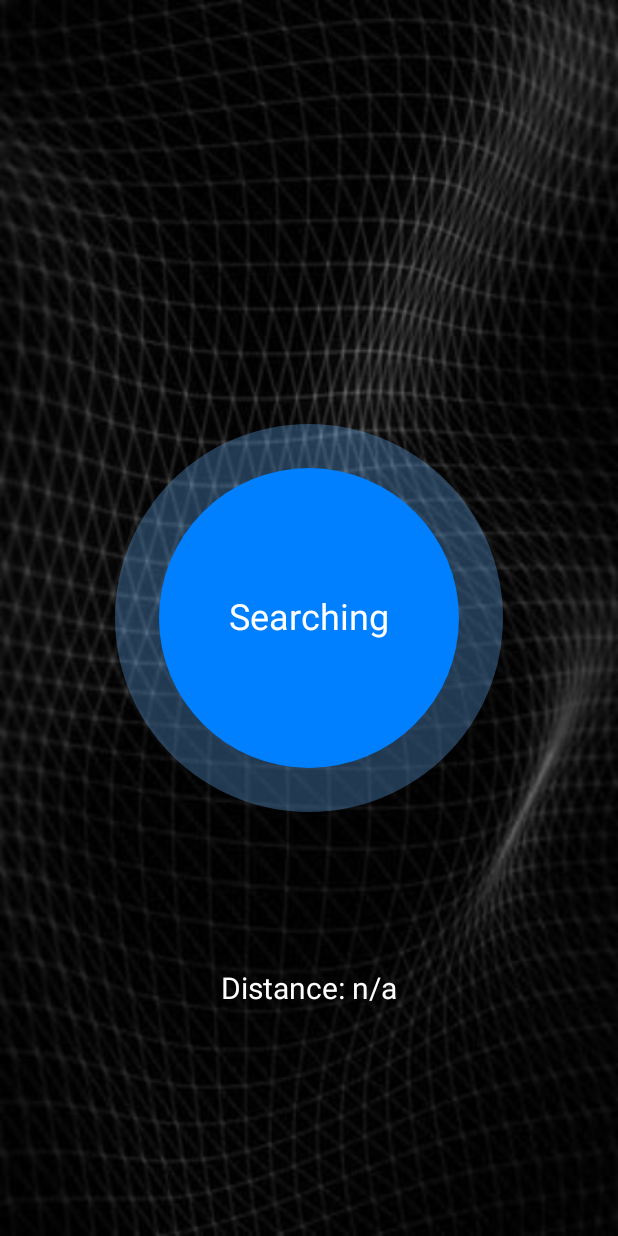
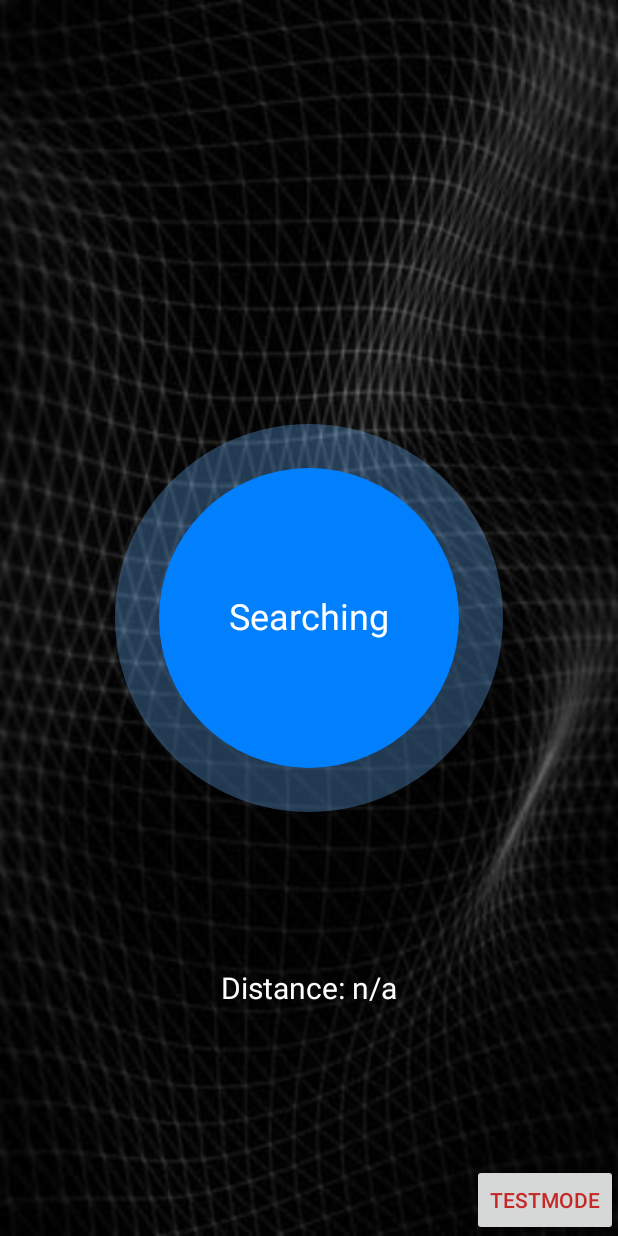
Before and after one commit to copperstick6/SexySinglesOnYourWifi, an Android app: the MatchActivity screen opened directly, with no data from a screen before it, on a phone screen of 412 x 824 dp. Run offline under Robolectric (Android 15) with nearby library versions, the phone set to English and light mode, and no system bars.

```diff
--- a/android/app/src/main/java/com/example/ty/sexywifi/MatchActivity.java
+++ b/android/app/src/main/java/com/example/ty/sexywifi/MatchActivity.java
@@ -66,6 +66,13 @@ public class MatchActivity extends AppCompatActivity {
         WifiInfo info = wifiManager.getConnectionInfo ();
         ssid  = info.getSSID();
 
+        Button testBtn = findViewById(R.id.testBtn);
+        testBtn.setOnClickListener(new View.OnClickListener() {
+            @Override
+            public void onClick(View view) {
+                useFakeDistance = !useFakeDistance;
+            }
+        });
         locationManager = (LocationManager) this.getSystemService(Context.LOCATION_SERVICE);
 
         // Define a listener that responds to location updates
@@ -168,7 +175,10 @@ public class MatchActivity extends AppCompatActivity {
     double mLongitude = 0.0;
     double matchLatitude = 0.0;
     double matchLongitude = 0.0;
-    double fakeDistance = 100;
+    double fakeDistance = 50.0;
+
+    boolean useFakeDistance = true;
+
     public void setPosition(String latitude, String longitude) {
         if (latitude != null && longitude != null) {
             matchLatitude = Double.parseDouble(latitude);
@@ -180,11 +190,13 @@ public class MatchActivity extends AppCompatActivity {
             System.out.println("latitude distance shit");
             System.out.println(mLatitude + " " + mLongitude);
             System.out.println(matchLatitude + " " + matchLongitude);
-            Toast.makeText(getApplicationContext(), "mLat: " + mLatitude + " mLong: " + mLongitude + " matchLatitude: " + matchLatitude + " matchLongitude: " + matchLongitude, Toast.LENGTH_LONG).show();
+//            Toast.makeText(getApplicationContext(), "mLat: " + mLatitude + " mLong: " + mLongitude + " matchLatitude: " + matchLatitude + " matchLongitude: " + matchLongitude, Toast.LENGTH_LONG).show();
             double distance = results[0];
             System.out.println("distance: " + distance);
-//            fakeDistance -= 10.0;
-//            distance = fakeDistance;
+            if (useFakeDistance) {
+                fakeDistance -= 10.0;
+                distance = Math.max(fakeDistance, 0.0);
+            }
 
             match.setDistance(distance);
 
@@ -222,7 +234,7 @@ public class MatchActivity extends AppCompatActivity {
         mLatitude = location.getLatitude();
         mLongitude = location.getLongitude();
         Log.d(TAG, "mlAtitude: " + mLatitude + " mLongitude: " + mLongitude);
-        Toast.makeText(getApplicationContext(), "mAlatitude: " + mLatitude + " mlongitude: " + mLongitude, Toast.LENGTH_SHORT).show();
+//        Toast.makeText(getApplicationContext(), "mAlatitude: " + mLatitude + " mlongitude: " + mLongitude, Toast.LENGTH_SHORT).show();
     }
 
     boolean isMeetViewVisible = false;
--- a/android/app/src/main/java/com/example/ty/sexywifi/MatchView.java
+++ b/android/app/src/main/java/com/example/ty/sexywifi/MatchView.java
@@ -116,8 +116,7 @@ public class MatchView extends View {
     }
 
     public void setDistance(double distance) {
-        distance = Math.min(100., distance);
-        ColorHelper.triplet colorTriplet = numberToColor(distance);
+        ColorHelper.triplet colorTriplet = numberToColor(Math.min(100., distance));
         mColor = getIntFromColor(colorTriplet.r, colorTriplet.g, colorTriplet. b, 0xFF000000);
         mBackgroundColor = getIntFromColor(colorTriplet.r, colorTriplet.g, colorTriplet. b, 0x50000000);
         distanceStr = "Distance: " + distance + " m";
--- a/android/app/src/main/res/layout/activity_main.xml
+++ b/android/app/src/main/res/layout/activity_main.xml
@@ -56,7 +56,7 @@
         android:layout_marginEnd="8dp"
         android:layout_marginStart="8dp"
         android:layout_marginTop="8dp"
-        android:text="Sexy Singles in Your Wi-Fi"
+        android:text="Sexy Singles on Your Wi-Fi"
         android:textColor="@color/colorText"
         android:textSize="28sp"
         app:layout_constraintEnd_toEndOf="parent"
--- a/android/app/src/main/res/layout/activity_match.xml
+++ b/android/app/src/main/res/layout/activity_match.xml
@@ -6,4 +6,13 @@
     android:layout_height="match_parent"
     android:background="@color/colorPrimary">
 
+
+    <Button
+        android:id="@+id/testBtn"
+        android:layout_width="wrap_content"
+        android:layout_height="wrap_content"
+        android:layout_alignParentBottom="true"
+        android:layout_alignParentEnd="true"
+        android:text="TestMode"
+        android:textColor="@color/colorPrimary"/>
 </RelativeLayout>
```
